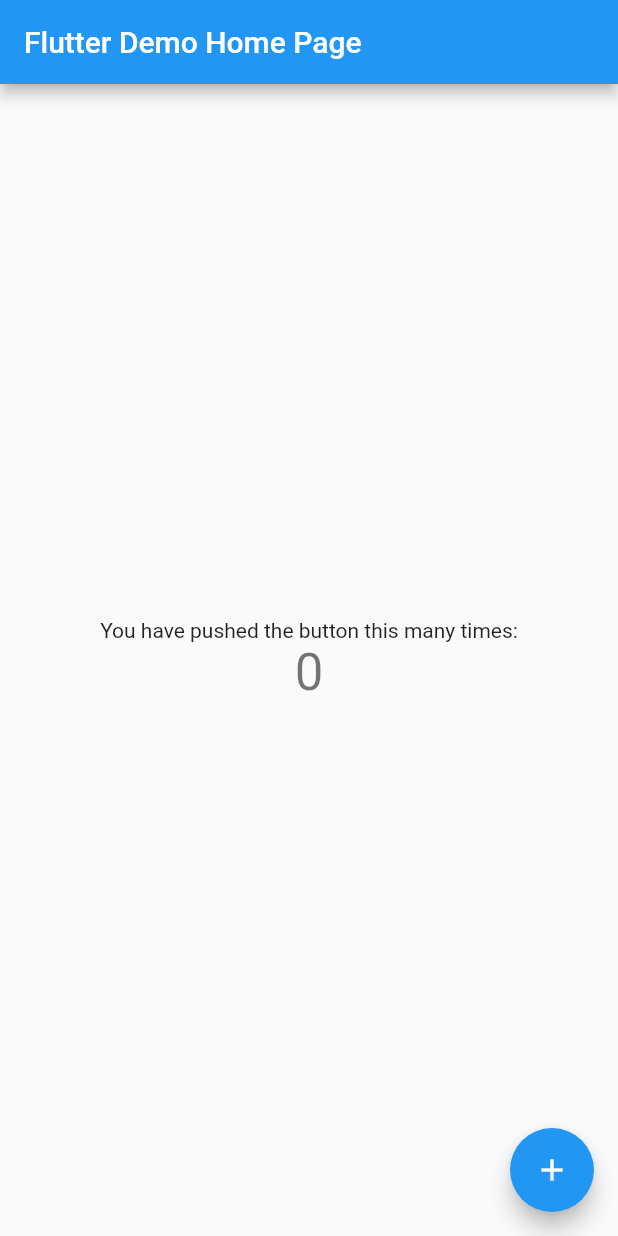
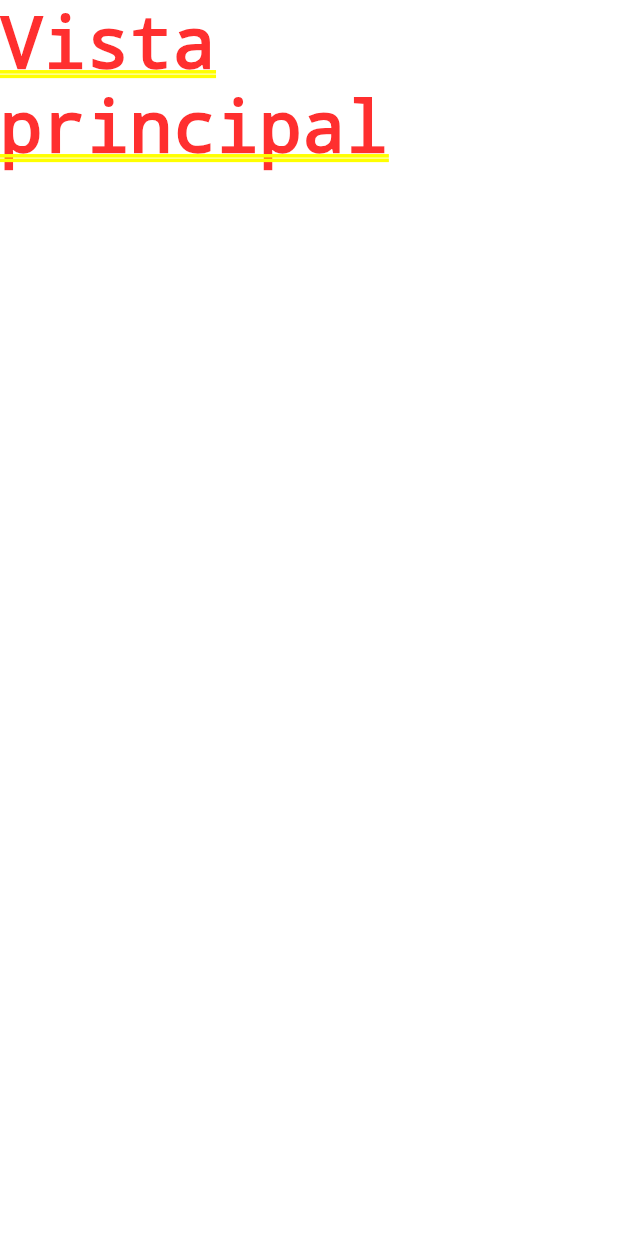
Before and after one commit to DanielSR16/VACORO-2022, a Flutter app: the screen it shows after launch, on a phone screen of 412 x 824 dp. Run offline on Flutter 3.47's test engine with Material 2 defaults, Android fonts, the phone set to English and light mode, and no system bars.

Commit message:
folder standardization

```diff
--- a/lib/main.dart
+++ b/lib/main.dart
@@ -1,4 +1,5 @@
 import 'package:flutter/material.dart';
+import 'package:vacoro_proyect/src/pages/vista_principal.dart';
 
 void main() {
   runApp(const MyApp());
@@ -11,105 +12,12 @@ class MyApp extends StatelessWidget {
   @override
   Widget build(BuildContext context) {
     return MaterialApp(
+      debugShowCheckedModeBanner: false,
       title: 'Flutter Demo',
-      theme: ThemeData(
-        // This is the theme of your application.
-        //
-        // Try running your application with "flutter run". You'll see the
-        // application has a blue toolbar. Then, without quitting the app, try
-        // changing the primarySwatch below to Colors.green and then invoke
-        // "hot reload" (press "r" in the console where you ran "flutter run",
-        // or simply save your changes to "hot reload" in a Flutter IDE).
-        // Notice that the counter didn't reset back to zero; the application
-        // is not restarted.
-        primarySwatch: Colors.blue,
-      ),
-      home: const MyHomePage(title: 'Flutter Demo Home Page'),
+      initialRoute: 'vistaPrincipal',
+      routes: {
+        'vistaPrincipal': (BuildContext context) => vista_principal(),
+      },
     );
   }
 }
-
-class MyHomePage extends StatefulWidget {
-  const MyHomePage({Key? key, required this.title}) : super(key: key);
-
-  // This widget is the home page of your application. It is stateful, meaning
-  // that it has a State object (defined below) that contains fields that affect
-  // how it looks.
-
-  // This class is the configuration for the state. It holds the values (in this
-  // case the title) provided by the parent (in this case the App widget) and
-  // used by the build method of the State. Fields in a Widget subclass are
-  // always marked "final".
-
-  final String title;
-
-  @override
-  State<MyHomePage> createState() => _MyHomePageState();
-}
-
-class _MyHomePageState extends State<MyHomePage> {
-  int _counter = 0;
-
-  void _incrementCounter() {
-    setState(() {
-      // This call to setState tells the Flutter framework that something has
-      // changed in this State, which causes it to rerun the build method below
-      // so that the display can reflect the updated values. If we changed
-      // _counter without calling setState(), then the build method would not be
-      // called again, and so nothing would appear to happen.
-      _counter++;
-    });
-  }
-
-  @override
-  Widget build(BuildContext context) {
-    // This method is rerun every time setState is called, for instance as done
-    // by the _incrementCounter method above.
-    //
-    // The Flutter framework has been optimized to make rerunning build methods
-    // fast, so that you can just rebuild anything that needs updating rather
-    // than having to individually change instances of widgets.
-    return Scaffold(
-      appBar: AppBar(
-        // Here we take the value from the MyHomePage object that was created by
-        // the App.build method, and use it to set our appbar title.
-        title: Text(widget.title),
-      ),
-      body: Center(
-        // Center is a layout widget. It takes a single child and positions it
-        // in the middle of the parent.
-        child: Column(
-          // Column is also a layout widget. It takes a list of children and
-          // arranges them vertically. By default, it sizes itself to fit its
-          // children horizontally, and tries to be as tall as its parent.
-          //
-          // Invoke "debug painting" (press "p" in the console, choose the
-          // "Toggle Debug Paint" action from the Flutter Inspector in Android
-          // Studio, or the "Toggle Debug Paint" command in Visual Studio Code)
-          // to see the wireframe for each widget.
-          //
-          // Column has various properties to control how it sizes itself and
-          // how it positions its children. Here we use mainAxisAlignment to
-          // center the children vertically; the main axis here is the vertical
-          // axis because Columns are vertical (the cross axis would be
-          // horizontal).
-          mainAxisAlignment: MainAxisAlignment.center,
-          children: <Widget>[
-            const Text(
-              'You have pushed the button this many times:',
-            ),
-            Text(
-              '$_counter',
-              style: Theme.of(context).textTheme.headline4,
-            ),
-          ],
-        ),
-      ),
-      floatingActionButton: FloatingActionButton(
-        onPressed: _incrementCounter,
-        tooltip: 'Increment',
-        child: const Icon(Icons.add),
-      ), // This trailing comma makes auto-formatting nicer for build methods.
-    );
-  }
-}
--- /dev/null
+++ b/lib/src/pages/vista_principal.dart
@@ -0,0 +1,17 @@
+import 'package:flutter/material.dart';
+
+class vista_principal extends StatefulWidget {
+  const vista_principal({Key? key}) : super(key: key);
+
+  @override
+  State<vista_principal> createState() => _vista_principalState();
+}
+
+class _vista_principalState extends State<vista_principal> {
+  @override
+  Widget build(BuildContext context) {
+    return Container(
+      child: Text('Vista principal'),
+    );
+  }
+}
```
